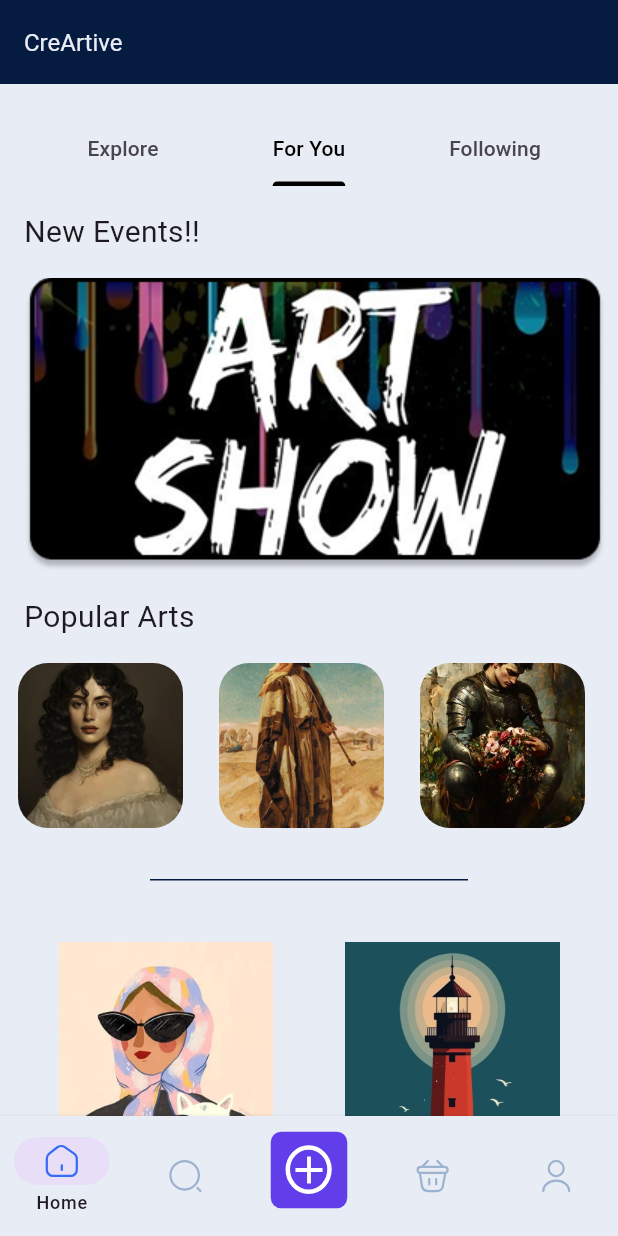
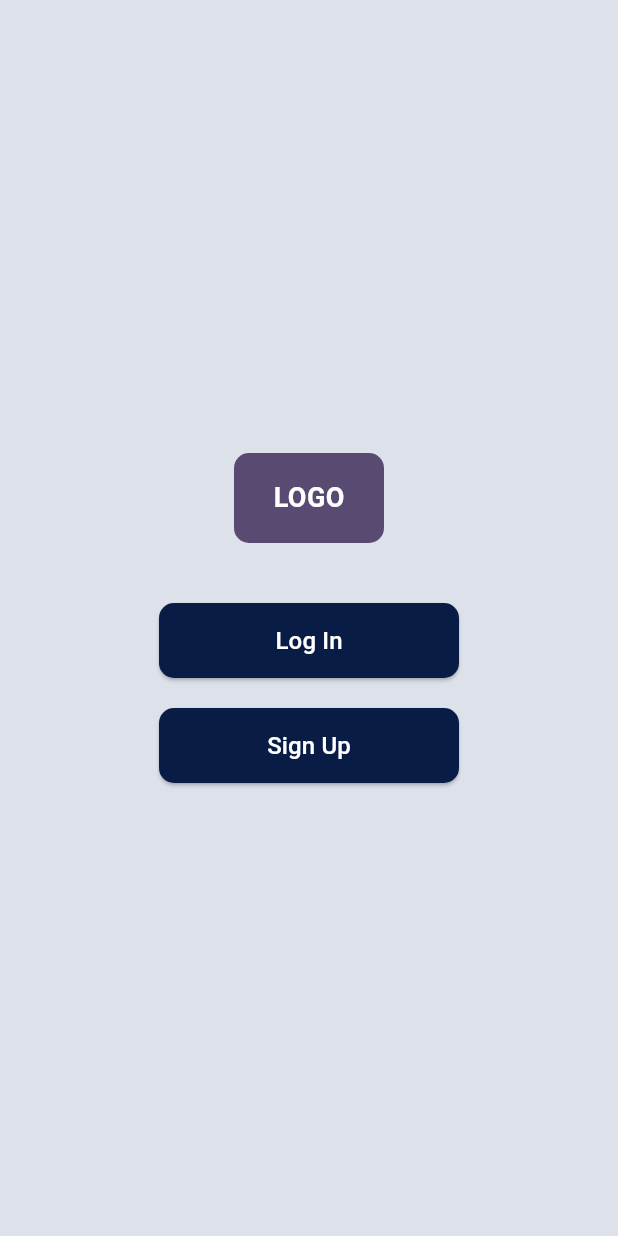
Before and after one commit to Amrelhag/creartive, a Flutter app: the screen it shows after launch, on a phone screen of 412 x 824 dp. Run offline on Flutter 3.47's test engine with Material 3 defaults, Android fonts, the phone set to English and light mode, and no system bars; our stand-ins replace flutter_svg, image_picker, lottie.

Commit message:
- improved login/signup - assets uploaded - login/signup screens work

```diff
--- a/lib/main.dart
+++ b/lib/main.dart
@@ -1,3 +1,4 @@
+import 'package:creartive/ui/Home/screen/WeclomeScreen.dart';
 import 'package:creartive/ui/splash/screen/splash_screen.dart';
 import 'package:flutter/material.dart';
 import 'package:creartive/ui/Home/screen/HomeScreen.dart';
@@ -14,7 +15,7 @@ class MyApp extends StatelessWidget {
 debugShowCheckedModeBanner: false,
       routes: { HomeScreen.routeName:(_)=>HomeScreen(),
         SplashScreen.routeName:(_)=>SplashScreen(),
-
+        WelcomeScreen.routeName:(_)=>WelcomeScreen(),
       },
       initialRoute: SplashScreen.routeName,
     );
--- /dev/null
+++ b/lib/ui/Home/screen/WeclomeScreen.dart
@@ -0,0 +1,89 @@
+import 'package:creartive/ui/Home/screen/LoginScreen.dart';
+import 'package:creartive/ui/Home/screen/SignupScreen.dart';
+import 'package:flutter/material.dart';
+
+class WelcomeScreen extends StatelessWidget {
+  static const routeName="Welcome";
+
+  const WelcomeScreen({super.key});
+
+  @override
+  Widget build(BuildContext context) {
+    return Scaffold(
+      body: Container(
+        color: Color(0xFFDDE1EA),
+        child: Center(
+          child: Column(
+            mainAxisAlignment: MainAxisAlignment.center,
+            children: [
+              Container(
+                width: 100,
+                height: 60,
+                decoration: BoxDecoration(
+                  color: Color(0xFF594A72),
+                  borderRadius: BorderRadius.circular(10),
+                ),
+                child: Center(
+                  child: Text(
+                    "LOGO",
+                    style: TextStyle(
+                      fontSize: 18,
+                      fontWeight: FontWeight.bold,
+                      color: Colors.white,
+                    ),
+                  ),
+                ),
+              ),
+              const SizedBox(height: 40),
+              SizedBox(
+                width: 200,
+                height: 50,
+                child: ElevatedButton(
+                  style: ElevatedButton.styleFrom(
+                    backgroundColor: Color(0xFF091C45),
+                    shape: RoundedRectangleBorder(
+                      borderRadius: BorderRadius.circular(10),
+                    ),
+                  ),
+                  onPressed: () {
+                    Navigator.push(
+                      context,
+                      MaterialPageRoute(builder: (context) => LoginScreen()),
+                    );
+                  },
+                  child: Text(
+                    "Log In",
+                    style: TextStyle(fontSize: 16, color: Colors.white),
+                  ),
+                ),
+              ),
+              const SizedBox(height: 20),
+              SizedBox(
+                width: 200,
+                height: 50,
+                child: ElevatedButton(
+                  style: ElevatedButton.styleFrom(
+                    backgroundColor: Color(0xFF091C45),
+                    shape: RoundedRectangleBorder(
+                      borderRadius: BorderRadius.circular(10),
+                    ),
+                  ),
+                  onPressed: () {
+                    Navigator.push(
+                      context,
+                      MaterialPageRoute(builder: (context) => SignUpScreen()),
+                    );
+                  },
+                  child: Text(
+                    "Sign Up",
+                    style: TextStyle(fontSize: 16, color: Colors.white),
+                  ),
+                ),
+              ),
+            ],
+          ),
+        ),
+      ),
+    );
+  }
+}
--- a/lib/ui/splash/screen/splash_screen.dart
+++ b/lib/ui/splash/screen/splash_screen.dart
@@ -1,7 +1,7 @@
 import 'dart:async';
 
 import 'package:creartive/core/reusable_component/ColorManager.dart';
-import 'package:creartive/ui/Home/screen/HomeScreen.dart';
+import 'package:creartive/ui/Home/screen/WeclomeScreen.dart';
 import 'package:flutter/material.dart';
 import 'package:lottie/lottie.dart';
 
@@ -19,7 +19,7 @@ class _SplashScreenState extends State<SplashScreen> {
     super.initState();
     Timer(Duration(seconds: 3),
             (){
-      Navigator.pushReplacementNamed(context,HomeScreen.routeName);
+      Navigator.pushReplacementNamed(context,WelcomeScreen.routeName);
     }
 
     );
```
Also changed, not shown: lib/ui/Home/screen/LoginScreen.dart (+14 -10 lines), lib/ui/Home/screen/SignupScreen.dart (+14 -8 lines), assets/Background1.png (added), assets/icons/apple.png (added), assets/icons/facebook.png (added), assets/icons/google.png (added).
